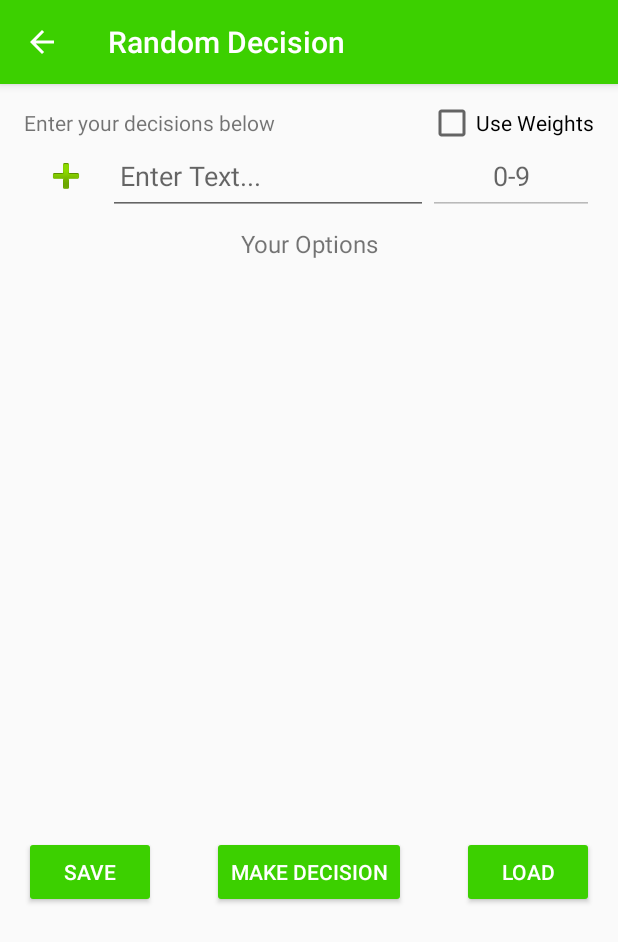
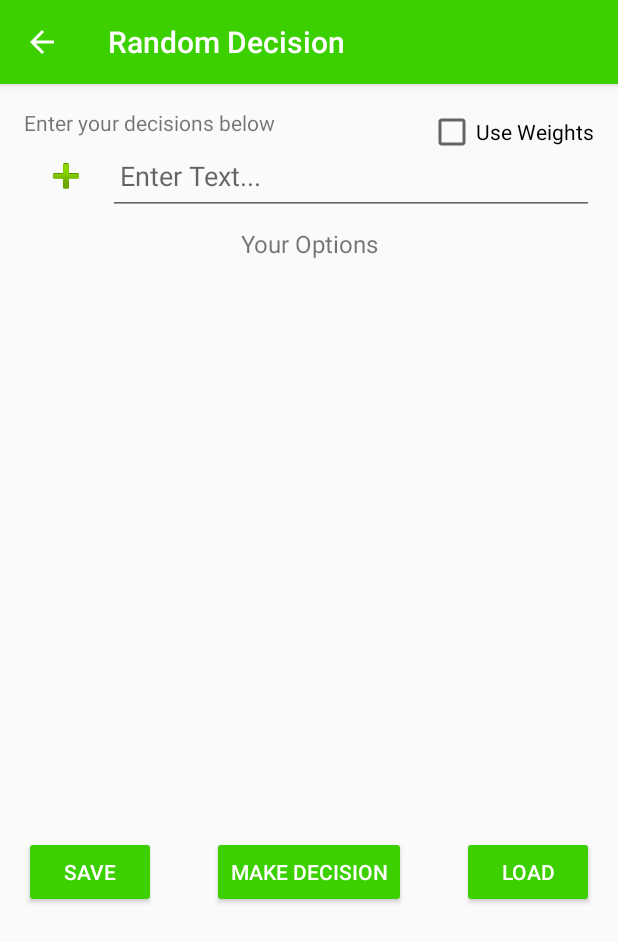
Before and after one commit to dkern27/Snappy-Decisions, an Android app: the RandomDecisionActivity screen opened directly, with no data from a screen before it, on a phone screen of 412 x 824 dp. Shown: the top 942 px of the screen. Run offline under Robolectric (Android 15) with nearby library versions, the phone set to English and light mode, and no system bars.

Commit message:
Made weights disappear and shit

```diff
--- a/app/src/main/java/csci448/appigators/snappydecisions/RandomDecisionActivity.java
+++ b/app/src/main/java/csci448/appigators/snappydecisions/RandomDecisionActivity.java
@@ -404,6 +404,8 @@
         {
             et.setVisibility(visibility);
         }
+
+        mNewDecisionWeightText.setVisibility(visibility);
     }
 
     /**
--- a/app/src/main/res/layout/activity_random_decision.xml
+++ b/app/src/main/res/layout/activity_random_decision.xml
@@ -30,16 +30,16 @@
 
 	<EditText
 		android:id="@+id/new_decision_text"
-		android:layout_width="wrap_content"
+		android:layout_width="fill_parent"
 		android:layout_height="wrap_content"
 		android:layout_alignBottom="@+id/add_button"
 		android:layout_below="@id/textView"
-		android:layout_toEndOf="@+id/add_button"
-		android:ems="10"
 		android:hint="@string/enter_text_hint"
 		android:inputType="textPersonName"
 		android:paddingLeft="8dp"
-		android:paddingRight="8dp"/>
+		android:paddingRight="8dp"
+		android:layout_toEndOf="@+id/add_button"
+		android:layout_toStartOf="@+id/weight_text"/>
 
 	<EditText
 		android:id="@+id/weight_text"
@@ -48,9 +48,9 @@
 		android:layout_alignBottom="@+id/new_decision_text"
 		android:layout_alignParentEnd="true"
 		android:layout_below="@id/textView"
-		android:layout_toEndOf="@+id/new_decision_text"
-		android:ems="10"
+		android:ems="3"
 		android:enabled="false"
+		android:visibility="gone"
 		android:hint="@string/weight_hint"
 		android:inputType="numberSigned"
 		android:maxLength="1"
@@ -70,7 +70,7 @@
 		android:orientation="vertical"
 		android:layout_width="match_parent"
 		android:layout_height="match_parent"
-		android:layout_below="@+id/weight_text"
+		android:layout_below="@+id/new_decision_text"
 		android:id="@+id/linearLayout">
 
 		<TextView
```
